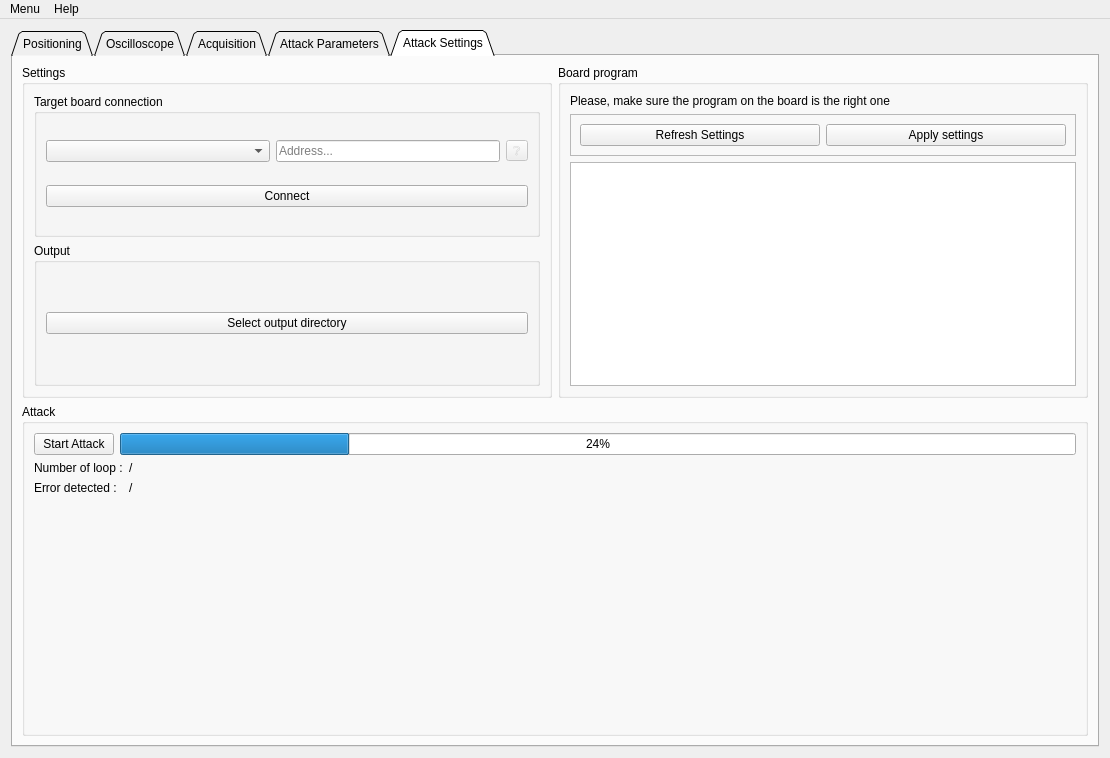
Above: ui/main.ui from GuillaumeFcr/SCA-Studio before the change. Below: the same form after it.
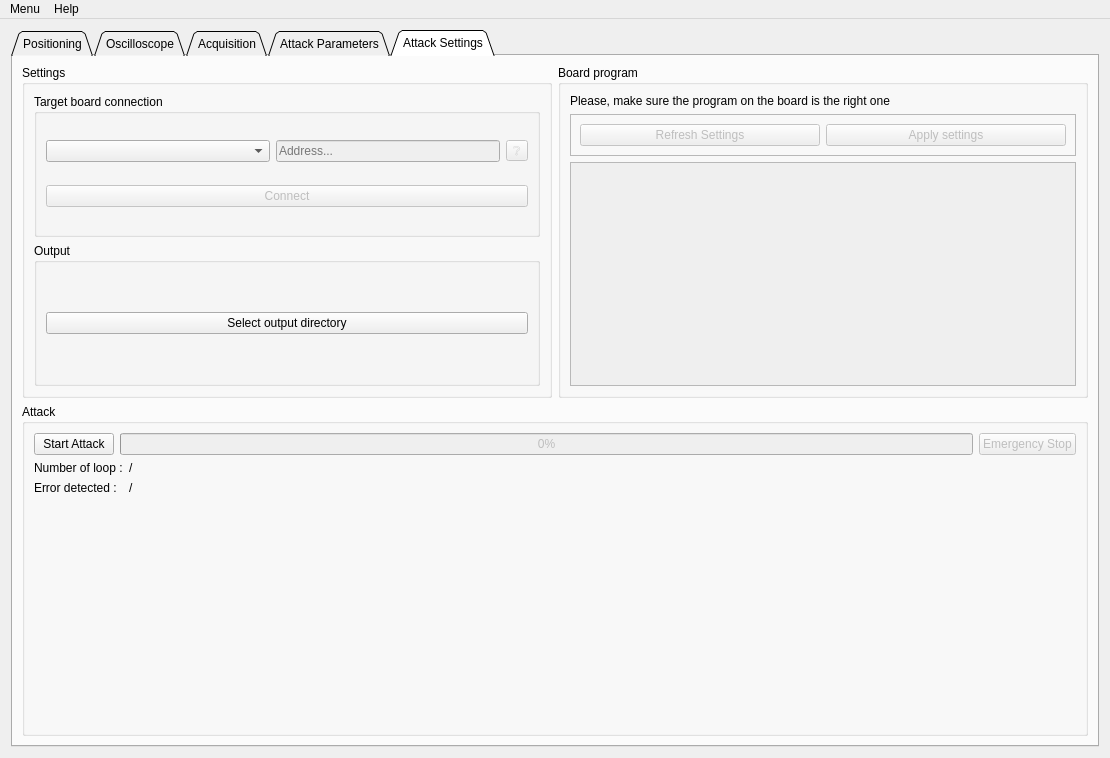
That is the form after the change. The open tabs and pages were chosen to show the change.

Commit message: ajout des pop-up et avancement de l'emission de l'attaque

What changed in the file:
```diff
--- a/ui/main.ui
+++ b/ui/main.ui
@@ -86,7 +86,7 @@
        <enum>QTabWidget::TabShape::Triangular</enum>
       </property>
       <property name="currentIndex">
-       <number>3</number>
+       <number>4</number>
       </property>
       <property name="elideMode">
        <enum>Qt::TextElideMode::ElideNone</enum>
@@ -1642,7 +1642,7 @@
                 </widget>
                </item>
                <item>
-                <widget class="QPushButton" name="pushButton">
+                <widget class="QPushButton" name="pushButton_deconnect">
                  <property name="text">
                   <string>Disconnect</string>
                  </property>
@@ -1700,7 +1700,10 @@
                      <string>s</string>
                     </property>
                     <property name="decimals">
-                     <number>10</number>
+                     <number>2</number>
+                    </property>
+                    <property name="minimum">
+                     <double>0.050000000000000</double>
                     </property>
                     <property name="maximum">
                      <double>10.000000000000000</double>
@@ -1856,6 +1859,9 @@
                 </item>
                 <item row="2" column="1">
                  <widget class="QDoubleSpinBox" name="doubleSpinBox_Timer">
+                  <property name="suffix">
+                   <string>s</string>
+                  </property>
                   <property name="decimals">
                    <number>10</number>
                   </property>
@@ -1992,6 +1998,9 @@
                   </item>
                   <item>
                    <widget class="QLineEdit" name="lineEdit_address_board">
+                    <property name="enabled">
+                     <bool>false</bool>
+                    </property>
                     <property name="sizePolicy">
                      <sizepolicy hsizetype="Preferred" vsizetype="Fixed">
                       <horstretch>0</horstretch>
@@ -2016,7 +2025,10 @@
                  </layout>
                 </item>
                 <item>
-                 <widget class="QPushButton" name="pushButton_connect_board">
+                 <widget class="QPushButton" name="pushButton_boardConnect">
+                  <property name="enabled">
+                   <bool>false</bool>
+                  </property>
                   <property name="text">
                    <string>Connect</string>
                   </property>
@@ -2086,6 +2098,9 @@
                <layout class="QHBoxLayout" name="horizontalLayout_11">
                 <item>
                  <widget class="QPushButton" name="pushButton_boardGetSettings">
+                  <property name="enabled">
+                   <bool>false</bool>
+                  </property>
                   <property name="text">
                    <string>Refresh Settings</string>
                   </property>
@@ -2093,6 +2108,9 @@
                 </item>
                 <item>
                  <widget class="QPushButton" name="pushButton_boardSetSettings">
+                  <property name="enabled">
+                   <bool>false</bool>
+                  </property>
                   <property name="text">
                    <string>Apply settings</string>
                   </property>
@@ -2103,6 +2121,9 @@
              </item>
              <item>
               <widget class="QPlainTextEdit" name="plainTextEdit_board_settings">
+               <property name="enabled">
+                <bool>false</bool>
+               </property>
                <property name="sizePolicy">
                 <sizepolicy hsizetype="Minimum" vsizetype="Minimum">
                  <horstretch>0</horstretch>
@@ -2125,7 +2146,7 @@
            <item>
             <layout class="QHBoxLayout" name="horizontalLayout_14">
              <item>
-              <widget class="QPushButton" name="pushButton_4">
+              <widget class="QPushButton" name="pushButton_attackLaunch">
                <property name="sizePolicy">
                 <sizepolicy hsizetype="Minimum" vsizetype="Fixed">
                  <horstretch>0</horstretch>
@@ -2138,9 +2159,28 @@
               </widget>
              </item>
              <item>
-              <widget class="QProgressBar" name="progressBar">
+              <widget class="QProgressBar" name="progressBar_attack">
+               <property name="enabled">
+                <bool>false</bool>
+               </property>
                <property name="value">
-                <number>24</number>
+                <number>0</number>
+               </property>
+              </widget>
+             </item>
+             <item>
+              <widget class="QPushButton" name="pushButton_AttackStop">
+               <property name="enabled">
+                <bool>false</bool>
+               </property>
+               <property name="sizePolicy">
+                <sizepolicy hsizetype="Minimum" vsizetype="Fixed">
+                 <horstretch>0</horstretch>
+                 <verstretch>0</verstretch>
+                </sizepolicy>
+               </property>
+               <property name="text">
+                <string>Emergency Stop</string>
                </property>
               </widget>
              </item>
@@ -2193,7 +2233,7 @@
      <x>0</x>
      <y>0</y>
      <width>1110</width>
-     <height>22</height>
+     <height>26</height>
     </rect>
    </property>
    <property name="sizePolicy">
```
The commit also changes 2 other files.
